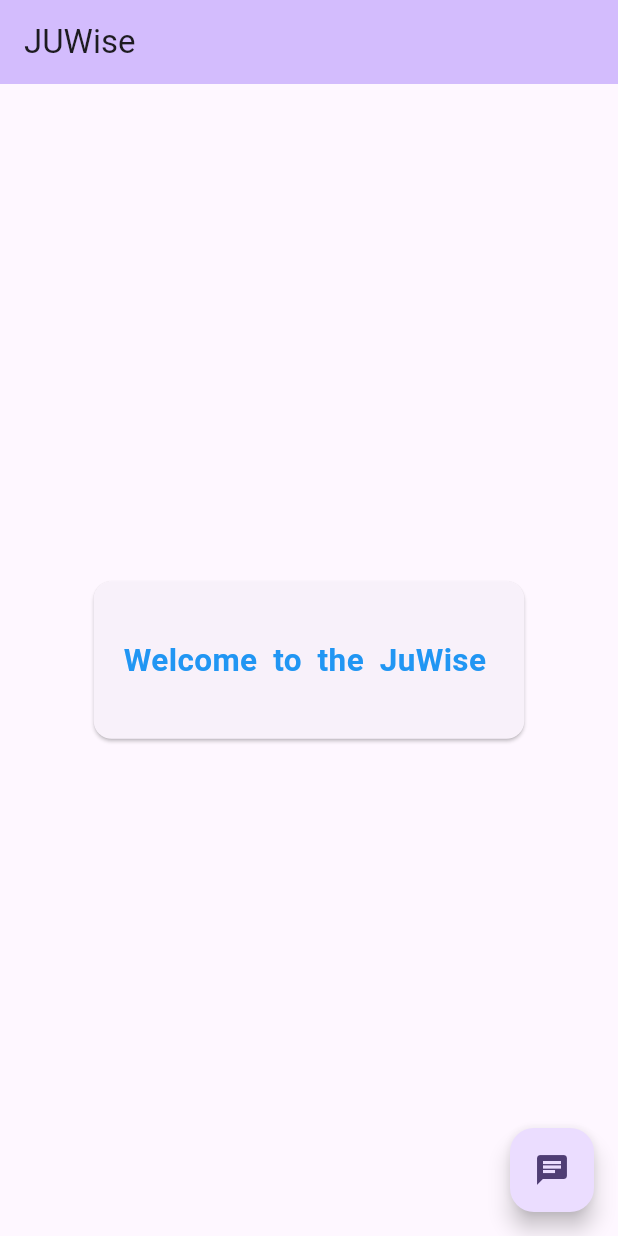
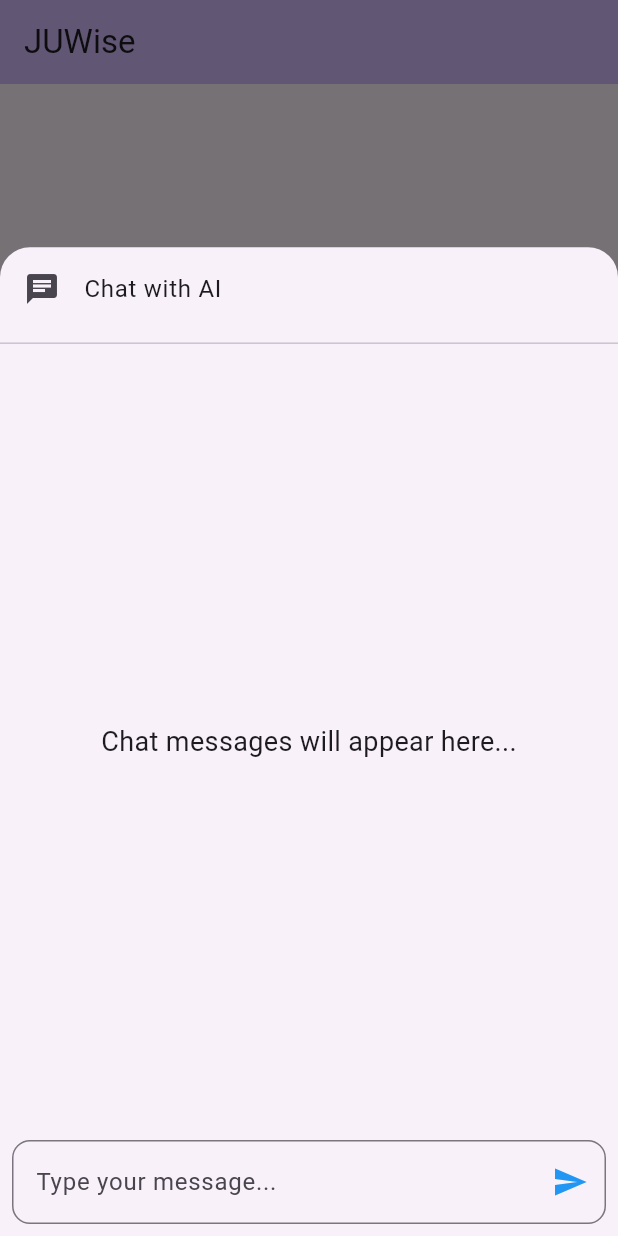
Before and after one commit to AbdullahRFA/CampusGuardian-JU-Wisdom-Mentorship-Knowledge-Hub, a Flutter app: the screen it shows after launch, after a tap on the "chat" icon, on a phone screen of 412 x 824 dp. Run offline on Flutter 3.47's test engine with Material 3 defaults, Android fonts, the phone set to English and light mode, and no system bars.

Commit message:
take user input and change the state

```diff
--- a/juwisw/lib/main.dart
+++ b/juwisw/lib/main.dart
@@ -31,9 +31,8 @@ class MyHomePage extends StatefulWidget {
 }
 
 class _MyHomePageState extends State<MyHomePage> {
-
-
-
+  var storeUserPrompt = 'Chat messages will appear here...';
+  var userPrompt = TextEditingController();
   @override
   Widget build(BuildContext context) {
     return Scaffold(
@@ -41,16 +40,7 @@ class _MyHomePageState extends State<MyHomePage> {
         backgroundColor: Theme.of(context).colorScheme.inversePrimary,
         title: Text(widget.title),
       ),
-      // body:Container(
-      //   alignment: Alignment.center,
-      //   child: Text("Welcome JU Wisdom-Mentorship and Knowledge Hub ",
-      //   style: TextStyle(
-      //     fontSize: 21,
-      //     fontWeight: FontWeight.bold
-      //   ),
-      //   ),
-      //
-      // ),
+
       body: Center(
         child: Container(
           child: Card(
@@ -70,10 +60,69 @@ class _MyHomePageState extends State<MyHomePage> {
           ),
         ),
       ),
+
+
+
       floatingActionButton: FloatingActionButton(
-          onPressed: (){},
-        child: Icon(Icons.chat),
+        onPressed: () {
+          showModalBottomSheet(
+            context: context,
+            isScrollControlled: true,
+            shape: const RoundedRectangleBorder(
+              borderRadius: BorderRadius.vertical(top: Radius.circular(20)),
+            ),
+            builder: (context) {
+              return StatefulBuilder(
+                builder: (context, setModalState) {
+                  return SizedBox(
+                    height: MediaQuery.of(context).size.height * 0.8,
+                    child: Column(
+                      children: [
+                        const ListTile(
+                          leading: Icon(Icons.chat),
+                          title: Text("Chat with AI"),
+                        ),
+                        const Divider(),
+                        Expanded(
+                          child: Center(
+                            child: Text(
+                              storeUserPrompt,
+                              style: const TextStyle(fontSize: 18),
+                            ),
+                          ),
+                        ),
+                        Padding(
+                          padding: const EdgeInsets.all(8.0),
+                          child: TextField(
+                            controller: userPrompt,
+                            decoration: InputDecoration(
+                              hintText: "Type your message...",
+                              suffixIcon: IconButton(
+                                onPressed: () {
+                                  setModalState(() {
+                                    storeUserPrompt = userPrompt.text;
+                                    userPrompt.clear();
+                                  });
+                                },
+                                icon: const Icon(Icons.send, color: Colors.blue),
+                              ),
+                              border: OutlineInputBorder(
+                                borderRadius: BorderRadius.circular(12),
+                              ),
+                            ),
+                          ),
+                        ),
+                      ],
+                    ),
+                  );
+                },
+              );
+            },
+          );
+        },
+        child: const Icon(Icons.chat),
       ),
+
     );
   }
 }
```
